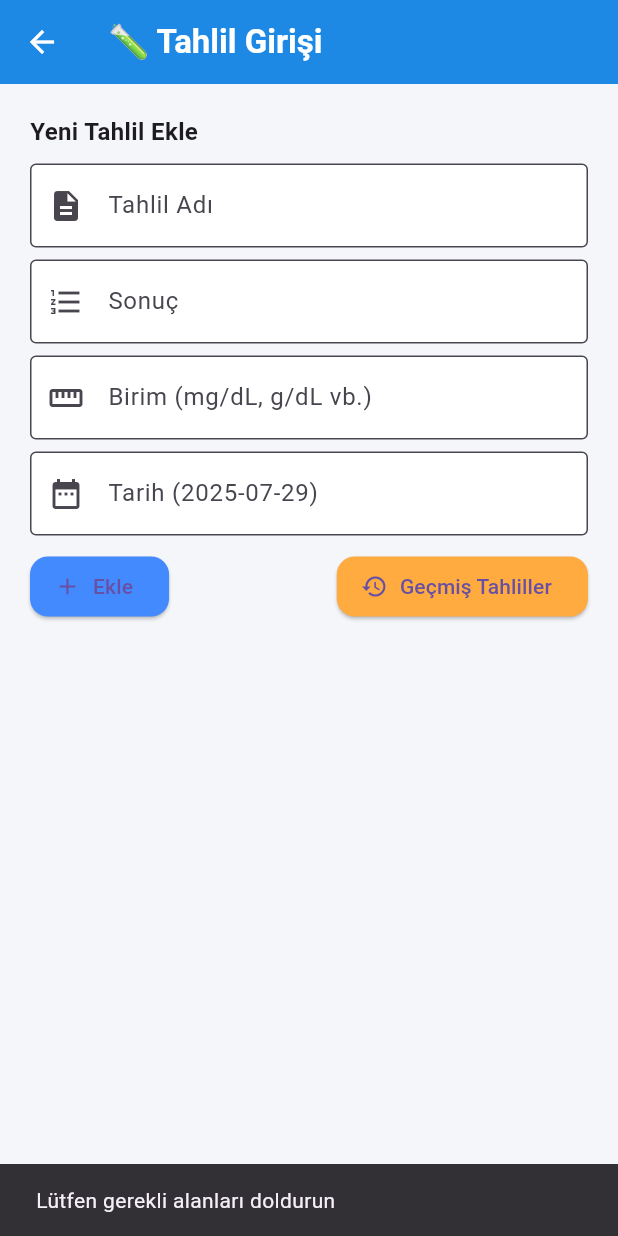
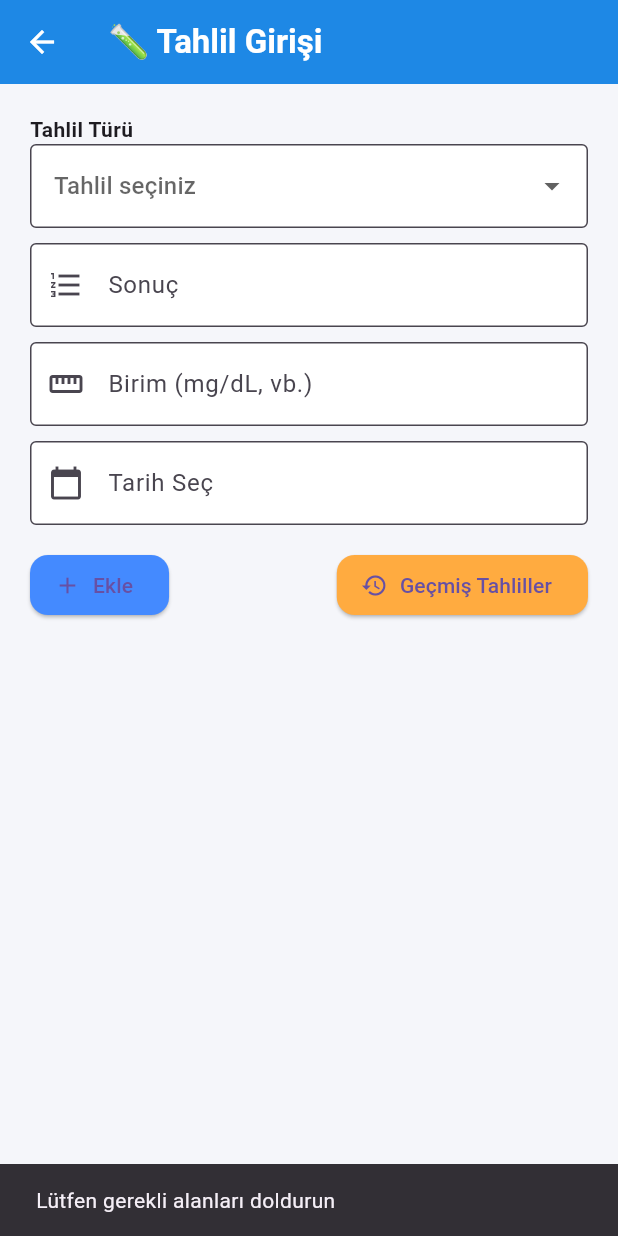
Before and after one commit to SLTNKCGZ/BioGuard, a Flutter app: the LabResultsPage screen opened directly with empty values, after a tap on "Ekle", on a phone screen of 412 x 824 dp. Run offline on Flutter 3.47's test engine with Material 3 defaults, Android fonts, the phone set to English and light mode, and no system bars; our stand-ins replace fl_chart, image_picker.

Commit message:
lab_results_page.dart

```diff
--- a/Frontend/bio_guard/lib/screens/lab_results_page.dart
+++ b/Frontend/bio_guard/lib/screens/lab_results_page.dart
@@ -1,5 +1,6 @@
 import 'package:flutter/material.dart';
 import 'past_lab_results_page.dart';
+import 'package:intl/intl.dart';
 
 class LabResultsPage extends StatefulWidget {
   final String token;
@@ -10,24 +11,50 @@ class LabResultsPage extends StatefulWidget {
 }
 
 class _LabResultsPageState extends State<LabResultsPage> {
-  final TextEditingController _nameController = TextEditingController();
   final TextEditingController _resultController = TextEditingController();
   final TextEditingController _unitController = TextEditingController();
   final TextEditingController _dateController = TextEditingController();
 
+  String? _selectedTest;
+
+  final List<String> _commonTests = [
+    'Kan Şekeri',
+    'Tansiyon',
+    'Kolesterol',
+    'Hemoglobin',
+    'Trigliserid',
+    'Beyaz Kan Hücresi'
+  ];
+
+  void _pickDate() async {
+    final picked = await showDatePicker(
+      context: context,
+      initialDate: DateTime.now(),
+      firstDate: DateTime(2020),
+      lastDate: DateTime.now(),
+    );
+
+    if (picked != null) {
+      _dateController.text = DateFormat('yyyy-MM-dd').format(picked);
+    }
+  }
+
   void _addResult() {
-    if (_nameController.text.isEmpty || _resultController.text.isEmpty) {
+    if (_selectedTest == null || _resultController.text.isEmpty || _dateController.text.isEmpty) {
       ScaffoldMessenger.of(context).showSnackBar(
         const SnackBar(content: Text('Lütfen gerekli alanları doldurun')),
       );
       return;
     }
 
+    // API gönderimi yapılacak alan
     ScaffoldMessenger.of(context).showSnackBar(
-      const SnackBar(content: Text('Tahlil sonucu eklendi')),
+      const SnackBar(content: Text('Tahlil başarıyla eklendi')),
     );
 
-    _nameController.clear();
+    setState(() {
+      _selectedTest = null;
+    });
     _resultController.clear();
     _unitController.clear();
     _dateController.clear();
@@ -50,30 +77,43 @@ class _LabResultsPageState extends State<LabResultsPage> {
         child: Column(
           crossAxisAlignment: CrossAxisAlignment.start,
           children: [
-            const Text(
-              'Yeni Tahlil Ekle',
-              style: TextStyle(fontSize: 16, fontWeight: FontWeight.w600),
+            const Text('Tahlil Türü', style: TextStyle(fontWeight: FontWeight.w600)),
+            DropdownButtonFormField<String>(
+              value: _selectedTest,
+              hint: const Text("Tahlil seçiniz"),
+              items: _commonTests.map((test) {
+                return DropdownMenuItem(value: test, child: Text(test));
+              }).toList(),
+              onChanged: (val) => setState(() => _selectedTest = val),
+              decoration: const InputDecoration(
+                border: OutlineInputBorder(),
+                filled: true,
+                fillColor: Colors.white,
+              ),
             ),
             const SizedBox(height: 10),
-            _buildTextField(_nameController, 'Tahlil Adı', Icons.description),
-            const SizedBox(height: 8),
             _buildTextField(_resultController, 'Sonuç', Icons.format_list_numbered),
-            const SizedBox(height: 8),
-            _buildTextField(_unitController, 'Birim (mg/dL, g/dL vb.)', Icons.straighten),
-            const SizedBox(height: 8),
-            _buildTextField(_dateController, 'Tarih (2025-07-29)', Icons.date_range),
             const SizedBox(height: 10),
+            _buildTextField(_unitController, 'Birim (mg/dL, vb.)', Icons.straighten),
+            const SizedBox(height: 10),
+            GestureDetector(
+              onTap: _pickDate,
+              child: AbsorbPointer(
+                child: _buildTextField(_dateController, 'Tarih Seç', Icons.calendar_today),
+              ),
+            ),
+            const SizedBox(height: 16),
             Row(
               mainAxisAlignment: MainAxisAlignment.spaceBetween,
               children: [
                 ElevatedButton.icon(
                   onPressed: _addResult,
+                  icon: const Icon(Icons.add),
+                  label: const Text("Ekle"),
                   style: ElevatedButton.styleFrom(
                     backgroundColor: Colors.blueAccent,
                     shape: RoundedRectangleBorder(borderRadius: BorderRadius.circular(12)),
                   ),
-                  icon: const Icon(Icons.add),
-                  label: const Text('Ekle'),
                 ),
                 ElevatedButton.icon(
                   onPressed: () {
@@ -84,15 +124,15 @@ class _LabResultsPageState extends State<LabResultsPage> {
                       ),
                     );
                   },
+                  icon: const Icon(Icons.history),
+                  label: const Text("Geçmiş Tahliller"),
                   style: ElevatedButton.styleFrom(
                     backgroundColor: Colors.orangeAccent,
                     shape: RoundedRectangleBorder(borderRadius: BorderRadius.circular(12)),
                   ),
-                  icon: const Icon(Icons.history),
-                  label: const Text('Geçmiş Tahliller'),
                 ),
               ],
-            ),
+            )
           ],
         ),
       ),
@@ -105,9 +145,9 @@ class _LabResultsPageState extends State<LabResultsPage> {
       decoration: InputDecoration(
         prefixIcon: Icon(icon),
         labelText: label,
-        border: const OutlineInputBorder(),
         filled: true,
         fillColor: Colors.white,
+        border: const OutlineInputBorder(),
       ),
     );
   }
```
